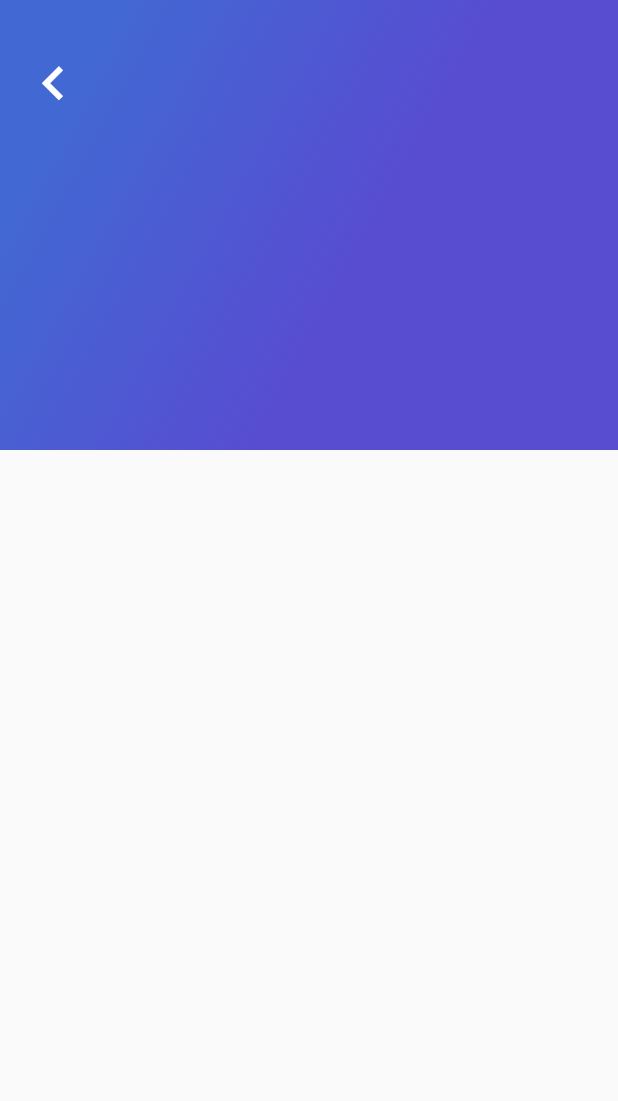
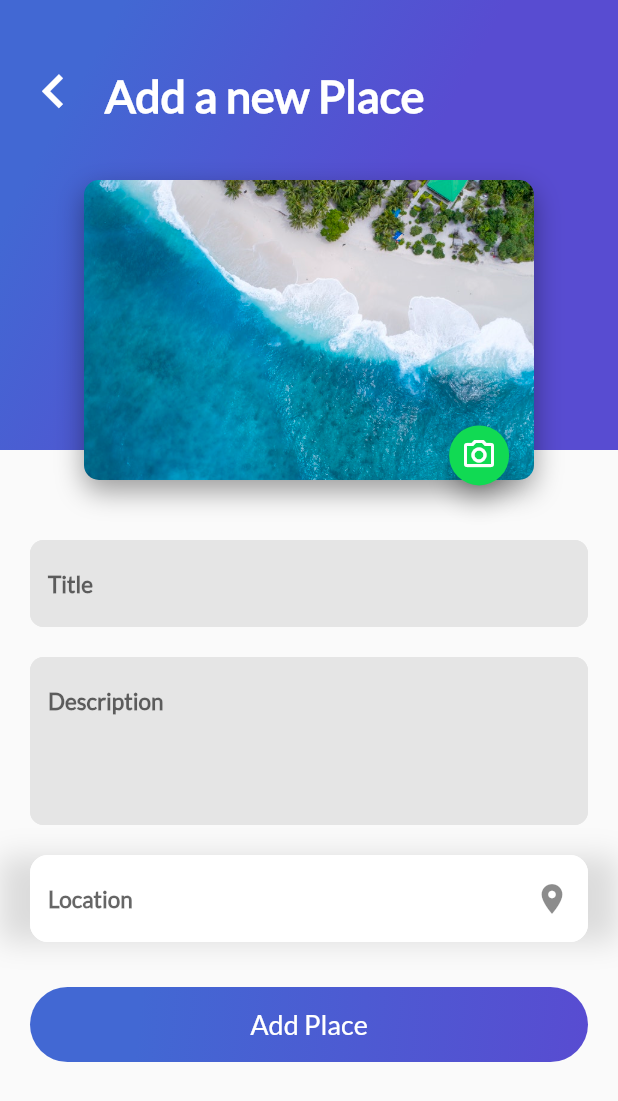
Before and after one commit to BrunoMazzocchi/Travel-app, a Flutter app: the AddPlaceView screen opened directly, on a phone screen of 412 x 824 dp. Shown: the top 1101 px of the screen. Run offline on Flutter 3.47's test engine with Material 2 defaults, Android fonts, the phone set to English and light mode, and no system bars; our stand-ins replace cloud_firestore, firebase_auth, firebase_core, google_sign_in; missing offline and left inert: generic_bloc_provider; accounts and stored records are empty.

Commit message:
Add a place view

```diff
--- a/lib/place/ui/views/view_add_place.dart
+++ b/lib/place/ui/views/view_add_place.dart
@@ -1,10 +1,13 @@
-import 'dart:io';
-
+import 'package:favorite_places/widgets/button_purple.dart';
 import 'package:favorite_places/widgets/gradient_back.dart';
+import 'package:favorite_places/widgets/text_input.dart';
+import 'package:favorite_places/widgets/title_header.dart';
 import 'package:flutter/material.dart';
 
+import '../widgets/card_image.dart';
+import '../widgets/title_input_location.dart';
+
 class AddPlaceView extends StatefulWidget {
-
   const AddPlaceView({
     Key? key,
   }) : super(key: key);
@@ -16,8 +19,11 @@ class AddPlaceView extends StatefulWidget {
 class _AddPlaceViewState extends State<AddPlaceView> {
   @override
   Widget build(BuildContext context) {
+    double screenWidth = MediaQuery.of(context).size.width;
 
-
+    final controllerTitlePlace = TextEditingController();
+    final controllerDescriptionPlace = TextEditingController();
+    final controllerLocationPlace = TextEditingController();
     return Scaffold(
         body: Stack(
       children: [
@@ -29,11 +35,11 @@ class _AddPlaceViewState extends State<AddPlaceView> {
                 top: 25,
                 left: 5,
               ),
-              child:  SizedBox(
+              child: SizedBox(
                 width: 45,
                 height: 45,
                 child: IconButton(
-                  icon:  const Icon(
+                  icon: const Icon(
                     Icons.keyboard_arrow_left,
                     color: Colors.white,
                     size: 45,
@@ -41,9 +47,81 @@ class _AddPlaceViewState extends State<AddPlaceView> {
                   onPressed: Navigator.of(context).pop,
                 ),
               ),
-            )
+            ),
+            Flexible(
+                child: Container(
+              width: screenWidth,
+              padding: const EdgeInsets.only(
+                top: 45,
+                left: 20,
+                right: 10,
+              ),
+              child: const TitleHeader(
+                title: "Add a new Place",
+              ),
+            )),
           ],
-        )
+        ),
+        Container(
+            margin: const EdgeInsets.only(
+              top: 120,
+              bottom: 20,
+            ),
+            child: ListView(
+              children: [
+                Container(
+                  alignment: Alignment.center,
+
+                  //Foto
+                  child: CardImage(
+                    pathImage: 'assets/images/beach.jpeg',
+                    height: 200,
+                    width: 300,
+                    leftMargin: 0,
+                    onPressedFabIcon: () {},
+                    iconData: Icons.camera_alt_outlined,
+                  ),
+                ),
+                Container(
+                  margin: const EdgeInsets.only(
+                    top: 40,
+                    bottom: 20,
+                  ),
+                  child: TextInput(
+                    hintText: 'Title',
+                    inputType: TextInputType.text,
+                    textEditingController: controllerTitlePlace,
+                    maxLines: 1,
+                  ),
+                ),
+                TextInput(
+                  hintText: 'Description',
+                  inputType: TextInputType.multiline,
+                  maxLines: 4,
+                  textEditingController: controllerDescriptionPlace,
+                ),
+                Container(
+                  margin: const EdgeInsets.only(
+                    top: 20,
+                  ),
+                  child: TextInputLocation(
+                    hintText: 'Location',
+                    textEditingController: controllerLocationPlace,
+                    iconData: Icons.location_on,
+                  ),
+                ),
+                SizedBox(
+                  width: 70,
+                  child: ButtonPurple(
+                    buttonText: 'Add Place',
+                    onPressed: () {
+                      //Upload image in Firestore
+                      //Cloud Firestore to insert the place
+                    },
+                  ),
+                )
+              ],
+            ))
       ],
     ));
   }
--- a/lib/place/ui/widgets/card_image.dart
+++ b/lib/place/ui/widgets/card_image.dart
@@ -3,20 +3,29 @@ import 'package:flutter/material.dart';
 
 class CardImage extends StatelessWidget {
   final String pathImage;
+  final double height;
+  final double width;
+  final double leftMargin;
+  final VoidCallback onPressedFabIcon;
+  final IconData iconData;
 
   const CardImage({
     Key? key,
     required this.pathImage,
+    required this.height,
+    required this.width,
+    required this.leftMargin,
+    required this.onPressedFabIcon,
+    required this.iconData,
   }) : super(key: key);
 
   @override
   Widget build(BuildContext context) {
     final card = Container(
-      height: 350.0,
-      width: 250.0,
-      margin: const EdgeInsets.only(
-        top: 80.0,
-        left: 20.0,
+      height: height,
+      width: width,
+      margin:  EdgeInsets.only(
+        left: leftMargin,
       ),
       decoration: BoxDecoration(
         image: DecorationImage(
@@ -39,7 +48,7 @@ class CardImage extends StatelessWidget {
       alignment: const Alignment(0.9, 1.1),
       children: <Widget>[
         card,
-        const FloatingLikeButton(),
+         FloatingLikeButton(iconData: iconData, onPressed: onPressedFabIcon,),
       ],
     );
   }
--- a/lib/place/ui/widgets/card_image_list.dart
+++ b/lib/place/ui/widgets/card_image_list.dart
@@ -1,5 +1,6 @@
 import 'package:favorite_places/place/ui/widgets/card_image.dart';
 import 'package:flutter/cupertino.dart';
+import 'package:flutter/material.dart';
 
 class CardImageList extends StatelessWidget {
   const CardImageList({Key? key}) : super(key: key);
@@ -11,13 +12,50 @@ class CardImageList extends StatelessWidget {
         child: ListView(
           padding: const EdgeInsets.all(25),
           scrollDirection: Axis.horizontal,
-          children: const [
-            CardImage(pathImage: 'assets/images/beach.jpeg'),
-            CardImage(pathImage: 'assets/images/beach_palm.jpeg'),
-            CardImage(pathImage: 'assets/images/mountain.jpeg'),
-            CardImage(pathImage: 'assets/images/mountain_stars.jpeg'),
-            CardImage(pathImage: 'assets/images/river.jpeg'),
-            CardImage(pathImage: 'assets/images/sunset.jpeg'),
+          children: [
+            CardImage(
+              pathImage: 'assets/images/beach.jpeg',
+              height: 200,
+              width: 250,
+              leftMargin: 20,
+              onPressedFabIcon: () {},
+              iconData: Icons.favorite,
+            ),
+            CardImage(pathImage: 'assets/images/beach_palm.jpeg',
+              height: 200,
+              width: 250,
+              leftMargin: 20,
+              onPressedFabIcon: () {},
+              iconData: Icons.favorite,
+            ),
+            CardImage(pathImage: 'assets/images/mountain.jpeg',
+              height: 200,
+              width: 250,
+              leftMargin: 20,
+              onPressedFabIcon: () {},
+              iconData: Icons.favorite,
+            ),
+            CardImage(pathImage: 'assets/images/mountain_stars.jpeg',
+              height: 200,
+              width: 250,
+              leftMargin: 20,
+              onPressedFabIcon: () {},
+              iconData: Icons.favorite,
+            ),
+            CardImage(pathImage: 'assets/images/river.jpeg',
+              height: 200,
+              width: 250,
+              leftMargin: 20,
+              onPressedFabIcon: () {},
+              iconData: Icons.favorite,
+            ),
+            CardImage(pathImage: 'assets/images/sunset.jpeg',
+              height: 200,
+              width: 250,
+              leftMargin: 20,
+              onPressedFabIcon: () {},
+              iconData: Icons.favorite,
+            ),
           ],
         ));
   }
--- a/lib/place/ui/widgets/description_place.dart
+++ b/lib/place/ui/widgets/description_place.dart
@@ -1,4 +1,4 @@
-import 'package:favorite_places/place/ui/widgets/button_purple.dart';
+import 'package:favorite_places/widgets/button_purple.dart';
 import 'package:flutter/material.dart';
 
 class DescriptionPlace extends StatelessWidget {
@@ -85,8 +85,10 @@ class DescriptionPlace extends StatelessWidget {
       children: [
         titleStars,
         description,
-        const ButtonPurple(
-          buttonText: "Navigate",
+         ButtonPurple(
+          buttonText: "Navigate", onPressed: () {
+           print('Hola');
+          },
         )
       ],
     );
--- a/lib/place/ui/widgets/floating_action_button_green_like.dart
+++ b/lib/place/ui/widgets/floating_action_button_green_like.dart
@@ -1,36 +1,33 @@
 import 'package:flutter/material.dart';
 
 class FloatingLikeButton extends StatefulWidget {
-  const FloatingLikeButton({Key? key}) : super(key: key);
+
+  final IconData iconData;
+  final VoidCallback onPressed;
+
+  const FloatingLikeButton({
+    Key? key,
+    required this.iconData,
+    required this.onPressed,
+  }) : super(key: key);
 
   @override
   State<FloatingLikeButton> createState() => _FloatingLikeButtonState();
 }
 
 class _FloatingLikeButtonState extends State<FloatingLikeButton> {
-  bool _isFav = false;
-
-  void onPressedFav() {
-    setState(() {
-      _isFav = !_isFav;
-    });
-  }
 
   @override
   Widget build(BuildContext context) {
-    Icon icon = const Icon(Icons.favorite_border);
-    Icon likedIcon = const Icon(Icons.favorite);
+    Icon icon =  Icon(widget.iconData);
 
-    if (_isFav) {
-      icon = likedIcon;
-    }
 
     return FloatingActionButton(
       backgroundColor: const Color(0xFF11DA53),
       mini: true,
-      tooltip: "Like",
+      tooltip: "Icon",
       heroTag: null,
-      onPressed: onPressedFav,
+      onPressed: widget.onPressed,
       child: icon,
     );
   }
--- /dev/null
+++ b/lib/place/ui/widgets/title_input_location.dart
@@ -0,0 +1,61 @@
+import 'package:flutter/material.dart';
+
+class TextInputLocation extends StatelessWidget {
+  final String hintText;
+  final TextEditingController textEditingController;
+  final IconData iconData;
+
+  const TextInputLocation({
+    Key? key,
+    required this.hintText,
+    required this.textEditingController,
+    required this.iconData,
+  }) : super(key: key);
+
+  @override
+  Widget build(BuildContext context) {
+    return Container(
+      padding: const EdgeInsets.only(
+        right: 20,
+        left: 20,
+      ),
+      decoration: const BoxDecoration(
+        boxShadow: <BoxShadow>[
+          BoxShadow(
+            color: Colors.black12,
+            blurRadius: 15.0,
+            offset: Offset(0.0, 0.7),
+          ),
+        ],
+      ),
+      child: TextField(
+        controller: textEditingController,
+        style: const TextStyle(
+          fontSize: 15,
+          fontFamily: "Lato",
+          color: Colors.blueGrey,
+          fontWeight: FontWeight.bold,
+        ),
+        decoration: InputDecoration(
+          hintText: hintText,
+          suffixIcon: Icon(iconData),
+          fillColor: const Color(0xFFFFFFFF),
+          filled: true,
+          border: InputBorder.none,
+          enabledBorder: const OutlineInputBorder(
+            borderSide: BorderSide(
+              color: Color(0xFFFFFFFF),
+            ),
+            borderRadius: BorderRadius.all(Radius.circular(12.0)),
+          ),
+          focusedBorder: const OutlineInputBorder(
+            borderSide: BorderSide(
+              color: Color(0xFFFFFFFF),
+            ),
+            borderRadius: BorderRadius.all(Radius.circular(12.0)),
+          ),
+        ),
+      ),
+    );
+  }
+}
--- a/lib/user/ui/widgets/profile_image_card.dart
+++ b/lib/user/ui/widgets/profile_image_card.dart
@@ -140,7 +140,7 @@ class ProfileImageCard extends StatelessWidget {
                 ],
               ),
             ),
-            const FloatingLikeButton(),
+             FloatingLikeButton(iconData: Icons.favorite, onPressed: (){},),
           ],
         )
       ],
--- a/lib/place/ui/widgets/button_purple.dart
+++ b/lib/widgets/button_purple.dart
@@ -2,10 +2,12 @@ import 'package:flutter/material.dart';
 
 class ButtonPurple extends StatelessWidget {
   final String buttonText;
+  final VoidCallback onPressed;
 
   const ButtonPurple({
     Key? key,
     required this.buttonText,
+    required this.onPressed,
   }) : super(key: key);
 
   @override
@@ -14,12 +16,7 @@ class ButtonPurple extends StatelessWidget {
         margin: const EdgeInsets.only(top: 30.0, left: 20.0, right: 20.0),
         child: InkWell(
             onTap: () {
-              'buttonPurple';
-              ScaffoldMessenger.of(context).showSnackBar(
-                const SnackBar(
-                  content: Text('Navegando'),
-                ),
-              );
+             onPressed;
             },
             child: Container(
               height: 50,
--- /dev/null
+++ b/lib/widgets/text_input.dart
@@ -0,0 +1,55 @@
+import 'package:flutter/material.dart';
+
+class TextInput extends StatelessWidget {
+  final String hintText;
+  final TextInputType inputType;
+  final TextEditingController textEditingController;
+  final int maxLines;
+
+   const TextInput({
+    Key? key,
+    required this.hintText,
+    required this.inputType,
+    required this.textEditingController,
+    required this.maxLines,
+  }) : super(key: key);
+
+  @override
+  Widget build(BuildContext context) {
+    return Container(
+      padding: const EdgeInsets.only(
+        right: 20,
+        left: 20,
+      ),
+      child: TextField(
+        controller: textEditingController,
+        keyboardType: inputType,
+        maxLines: maxLines,
+        style: const TextStyle(
+          fontSize: 15,
+          fontFamily: "Lato",
+          color: Colors.blueGrey,
+          fontWeight: FontWeight.bold,
+        ),
+        decoration: InputDecoration(
+          filled: true,
+          fillColor: const Color(0xFFe5e5e5),
+          border: InputBorder.none,
+          hintText: hintText,
+          enabledBorder: const OutlineInputBorder(
+            borderSide: BorderSide(
+              color: Color(0xFFe5e5e5),
+            ),
+            borderRadius: BorderRadius.all(Radius.circular(9.0)),
+          ),
+          focusedBorder: const OutlineInputBorder(
+            borderSide: BorderSide(
+              color: Color(0xFFe5e5e5),
+            ),
+            borderRadius: BorderRadius.all(Radius.circular(9.0)),
+          ),
+        ),
+      ),
+    );
+  }
+}
--- /dev/null
+++ b/lib/widgets/title_header.dart
@@ -0,0 +1,23 @@
+import 'package:flutter/material.dart';
+
+class TitleHeader extends StatelessWidget {
+  final String title;
+
+  const TitleHeader({
+    Key? key,
+    required this.title,
+  }) : super(key: key);
+
+  @override
+  Widget build(BuildContext context) {
+    return Text(
+        title,
+        style: const TextStyle(
+          fontSize: 30,
+          fontFamily: "Lato",
+          fontWeight: FontWeight.bold,
+          color: Colors.white,
+        ),
+    );
+  }
+}
```
